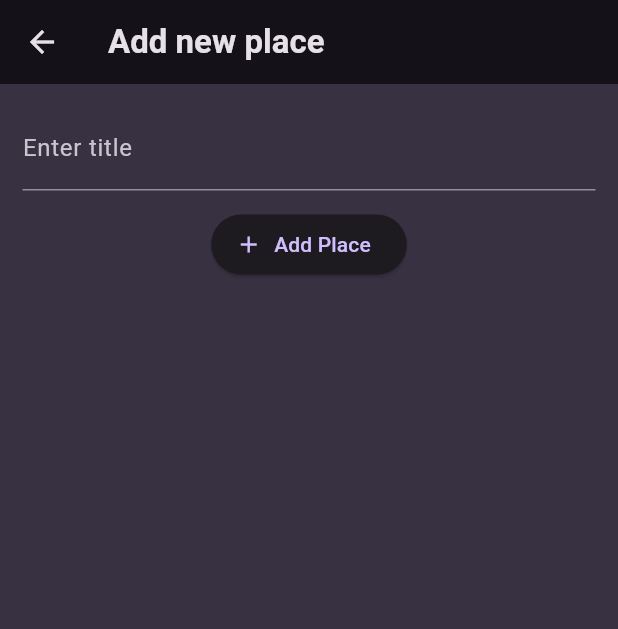
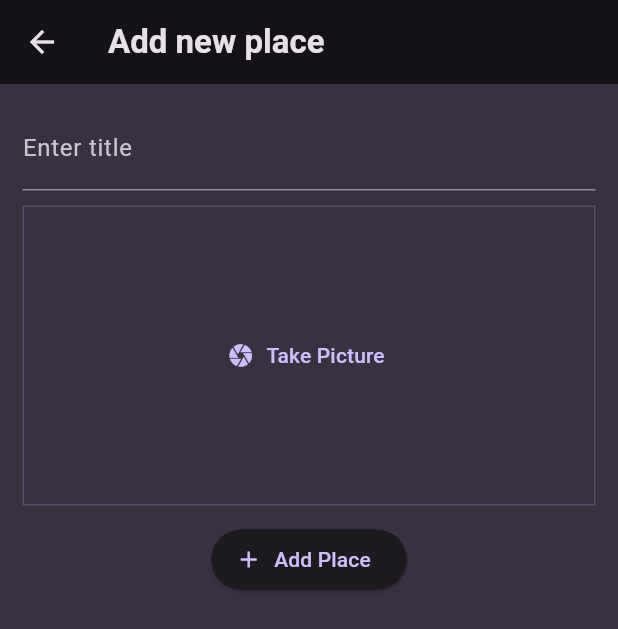
Before and after one commit to rinku-kr/favorite_places_app, a Flutter app: the AddPlaceScreen screen opened directly, on a phone screen of 412 x 824 dp. Shown: the top 629 px of the screen. Run offline on Flutter 3.47's test engine with Material 3 defaults, Android fonts, the phone set to English and light mode, and no system bars; our stand-ins replace flutter_riverpod, google_fonts.

Commit message:
Adding image imput widget

```diff
--- a/lib/screens/place_add.dart
+++ b/lib/screens/place_add.dart
@@ -2,6 +2,7 @@ import 'package:flutter/material.dart';
 import 'package:flutter_riverpod/flutter_riverpod.dart';
 
 import 'package:favorite_places/provider/user_places.dart';
+import 'package:favorite_places/widgets/image_input.dart';
 
 class AddPlaceScreen extends ConsumerStatefulWidget {
   const AddPlaceScreen({super.key});
@@ -46,6 +47,10 @@ class _AddPlaceScreenState extends ConsumerState<AddPlaceScreen> {
             style: TextStyle(color: Theme.of(context).colorScheme.onBackground),
           ),
           const SizedBox(
+            height: 10,
+          ),
+          ImageInput(),
+          const SizedBox(
             height: 12,
           ),
           ElevatedButton.icon(
--- /dev/null
+++ b/lib/widgets/image_input.dart
@@ -0,0 +1,31 @@
+import 'package:flutter/material.dart';
+
+class ImageInput extends StatefulWidget {
+  const ImageInput({super.key});
+
+  @override
+  State<ImageInput> createState() {
+    return _ImageInputState();
+  }
+}
+
+class _ImageInputState extends State<ImageInput> {
+  void _takePicture() {}
+
+  @override
+  Widget build(BuildContext context) {
+    return Container(
+      height: 200,
+      width: double.infinity,
+      decoration: BoxDecoration(
+          border: Border.all(
+              width: 1,
+              color: Theme.of(context).colorScheme.primary.withOpacity(0.2))),
+      alignment: Alignment.center,
+      child: TextButton.icon(
+          onPressed: _takePicture,
+          icon: const Icon(Icons.camera),
+          label: const Text('Take Picture')),
+    );
+  }
+}
```
